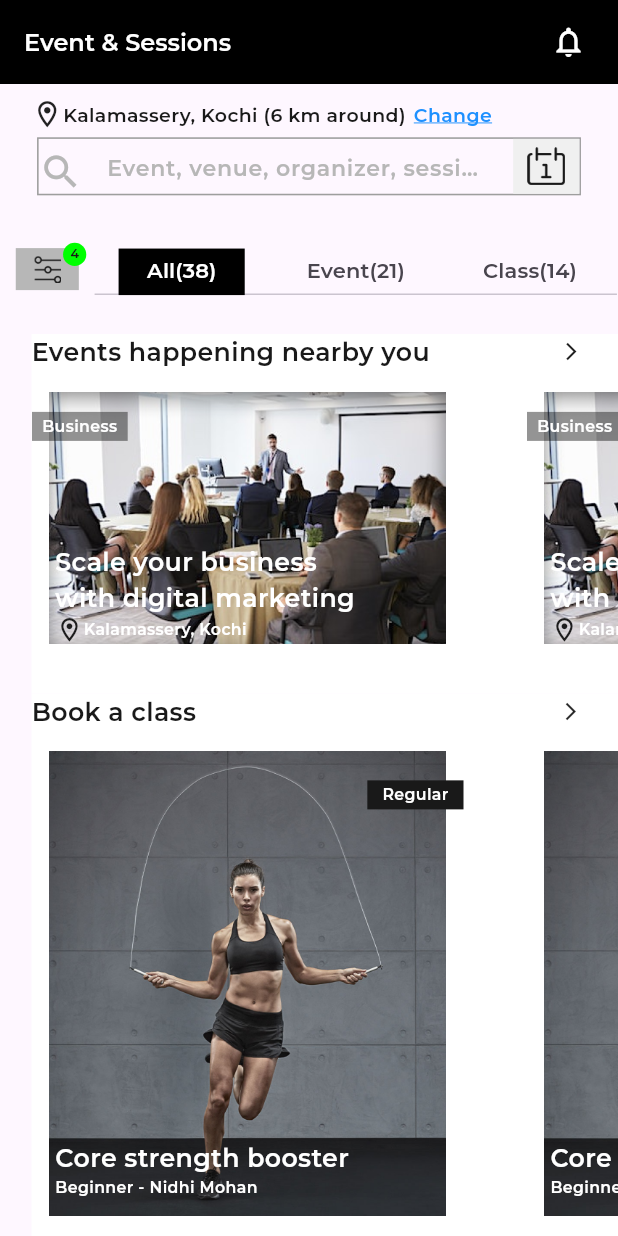
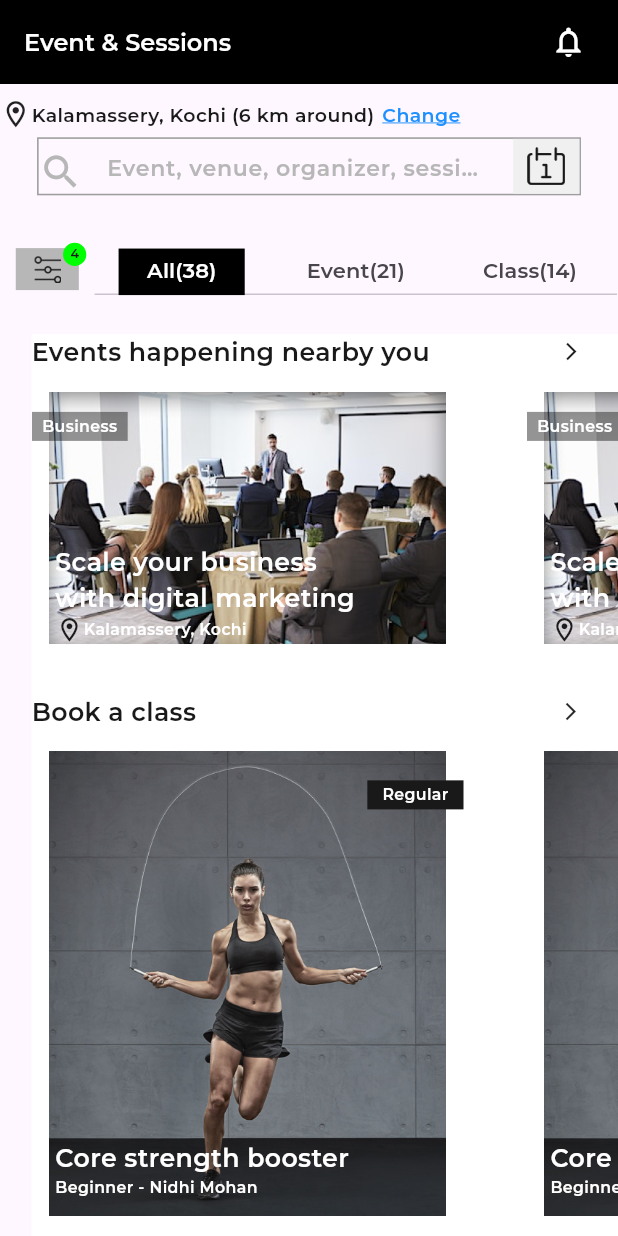
Before and after one commit to srbshameer098/Onlypass, a Flutter app: the Event screen opened directly, on a phone screen of 412 x 824 dp. Run offline on Flutter 3.47's test engine with Material 3 defaults, Android fonts, the light colour scheme and no system bars; our stand-ins replace bloc, carousel_slider, dotted_line, flutter_bloc, flutter_rating_bar, flutter_screenutil and 5 more; missing offline and left inert: flutter_calendar_week, linear_progress_bar; network calls fail; project files that could hold a hidden picture were left out.

Commit message:
error_clearing

```diff
--- a/lib/UI/Event.dart
+++ b/lib/UI/Event.dart
@@ -44,7 +44,7 @@ class _EventState extends State<Event> {
           crossAxisAlignment: CrossAxisAlignment.start,
           children: [
             Padding(
-              padding:  EdgeInsets.symmetric(horizontal: 20.w, vertical: 10.h),
+              padding:  EdgeInsets.symmetric(horizontal: 0.w, vertical: 10.h),
               child: Column(
                 children: [
                   Row(
@@ -130,7 +130,7 @@ class _EventState extends State<Event> {
                             setState(() {
                               _visible = !_visible;
                             });
-                            _controller.jumpToDate(DateTime.now());
+
 
                           },
                           // _visible==true?
@@ -155,7 +155,7 @@ class _EventState extends State<Event> {
                   ),
 
                   _visible==true?  SizedBox(
-                     width: 345.w,
+
                     height: 150.h,
                     child: Padding(
                       padding:  EdgeInsets.only(top: 15.h),
```
